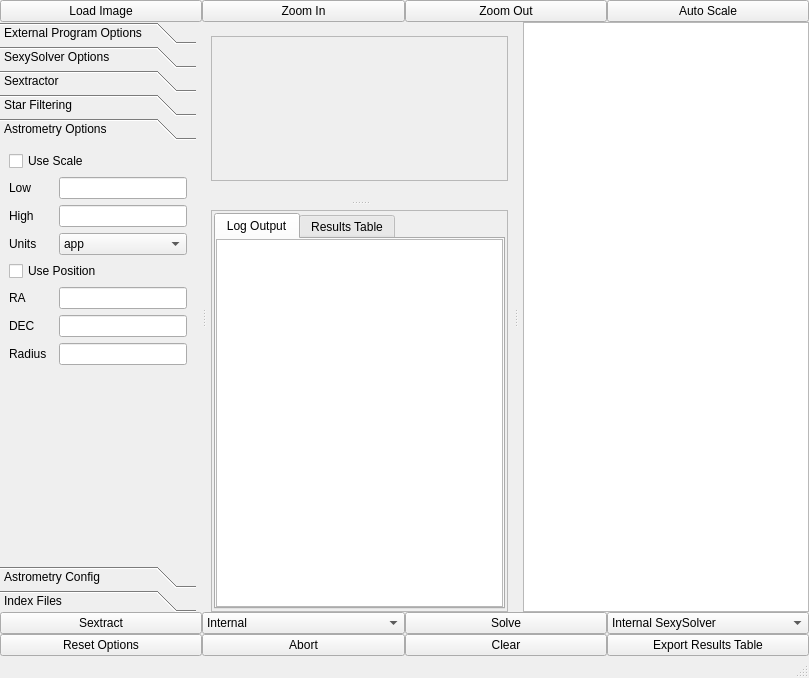
This is mainwindow.ui in rlancaste/stellarsolver as Qt 5 draws it before an edit. The edited form follows.
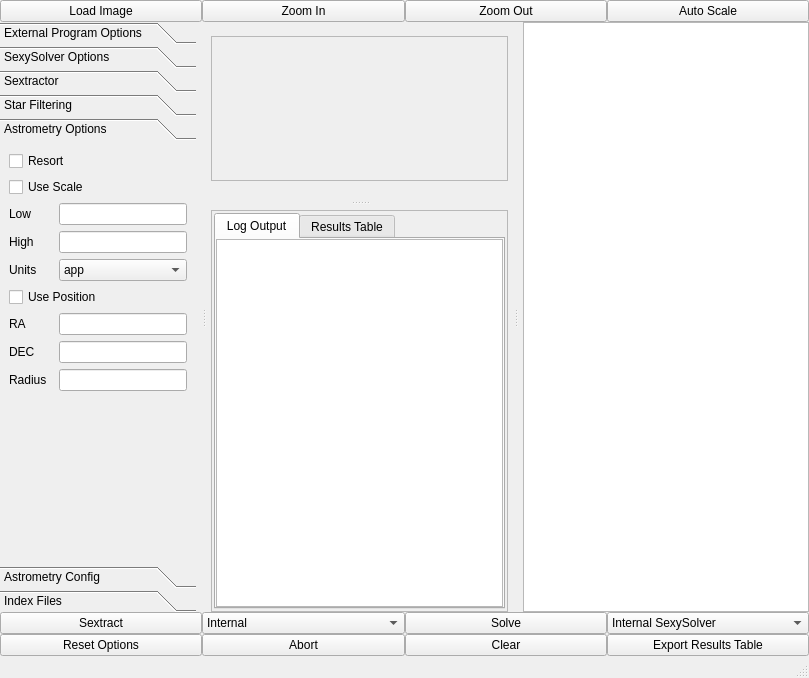
This is the edited form. The open tabs and pages were chosen to show the change. Custom widgets are drawn as their Qt base class.

Commit message: Making temp paths more universal, adding resort to options, fixing minwidth, fixing logodds, renaming variables

Patch:
```diff
--- a/mainwindow.ui
+++ b/mainwindow.ui
@@ -817,7 +817,7 @@
          <rect>
           <x>0</x>
           <y>0</y>
-          <width>267</width>
+          <width>225</width>
           <height>333</height>
          </rect>
         </property>
@@ -825,48 +825,54 @@
          <string>Astrometry Options</string>
         </attribute>
         <layout class="QGridLayout" name="gridLayout_12">
-         <item row="9" column="0">
-          <widget class="QLabel" name="label_7">
-           <property name="text">
-            <string>RA</string>
-           </property>
-          </widget>
-         </item>
-         <item row="4" column="0">
-          <widget class="QLabel" name="label_4">
-           <property name="text">
-            <string>Low</string>
-           </property>
-          </widget>
-         </item>
-         <item row="9" column="2">
-          <widget class="QLineEdit" name="ra"/>
-         </item>
-         <item row="7" column="0">
+         <item row="8" column="0">
           <widget class="QLabel" name="label_6">
            <property name="text">
             <string>Units</string>
            </property>
           </widget>
          </item>
-         <item row="0" column="0" colspan="3">
-          <widget class="QCheckBox" name="use_scale">
-           <property name="text">
-            <string>Use Scale</string>
-           </property>
-          </widget>
+         <item row="11" column="2">
+          <widget class="QLineEdit" name="dec"/>
          </item>
-         <item row="4" column="2">
-          <widget class="QLineEdit" name="scale_low"/>
+         <item row="12" column="2">
+          <widget class="QLineEdit" name="radius"/>
+         </item>
+         <item row="6" column="2">
+          <widget class="QLineEdit" name="scale_high"/>
          </item>
          <item row="10" column="0">
+          <widget class="QLabel" name="label_7">
+           <property name="text">
+            <string>RA</string>
+           </property>
+          </widget>
+         </item>
+         <item row="5" column="2">
+          <widget class="QLineEdit" name="scale_low"/>
+         </item>
+         <item row="12" column="0">
+          <widget class="QLabel" name="label_9">
+           <property name="text">
+            <string>Radius</string>
+           </property>
+          </widget>
+         </item>
+         <item row="11" column="0">
           <widget class="QLabel" name="label_8">
            <property name="text">
             <string>DEC</string>
            </property>
           </widget>
          </item>
-         <item row="12" column="2">
+         <item row="5" column="0">
+          <widget class="QLabel" name="label_4">
+           <property name="text">
+            <string>Low</string>
+           </property>
+          </widget>
+         </item>
+         <item row="13" column="2">
           <spacer name="verticalSpacer_5">
            <property name="orientation">
             <enum>Qt::Vertical</enum>
@@ -879,24 +885,7 @@
            </property>
           </spacer>
          </item>
-         <item row="8" column="0" colspan="3">
-          <widget class="QCheckBox" name="use_position">
-           <property name="text">
-            <string>Use Position</string>
-           </property>
-          </widget>
-         </item>
-         <item row="5" column="0">
-          <widget class="QLabel" name="label_5">
-           <property name="text">
-            <string>High</string>
-           </property>
-          </widget>
-         </item>
-         <item row="5" column="2">
-          <widget class="QLineEdit" name="scale_high"/>
-         </item>
-         <item row="7" column="2">
+         <item row="8" column="2">
           <widget class="QComboBox" name="units">
            <item>
             <property name="text">
@@ -910,16 +899,34 @@
            </item>
           </widget>
          </item>
+         <item row="6" column="0">
+          <widget class="QLabel" name="label_5">
+           <property name="text">
+            <string>High</string>
+           </property>
+          </widget>
+         </item>
          <item row="10" column="2">
-          <widget class="QLineEdit" name="dec"/>
+          <widget class="QLineEdit" name="ra"/>
          </item>
-         <item row="11" column="2">
-          <widget class="QLineEdit" name="radius"/>
+         <item row="9" column="0" colspan="3">
+          <widget class="QCheckBox" name="use_position">
+           <property name="text">
+            <string>Use Position</string>
+           </property>
+          </widget>
          </item>
-         <item row="11" column="0">
-          <widget class="QLabel" name="label_9">
+         <item row="4" column="0" colspan="3">
+          <widget class="QCheckBox" name="use_scale">
            <property name="text">
-            <string>Radius</string>
+            <string>Use Scale</string>
+           </property>
+          </widget>
+         </item>
+         <item row="2" column="0" colspan="3">
+          <widget class="QCheckBox" name="resort">
+           <property name="text">
+            <string>Resort</string>
            </property>
           </widget>
          </item>
```
Left out of the diff: 149 changed lines with no effect on the pictures. The commit also changes 6 other files.
